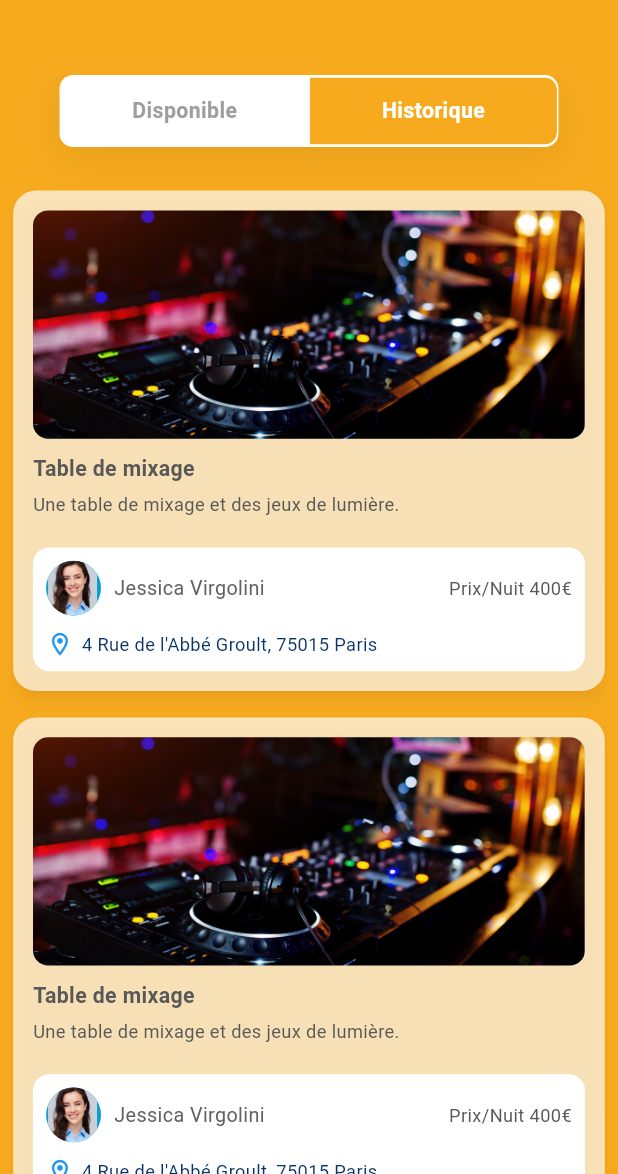
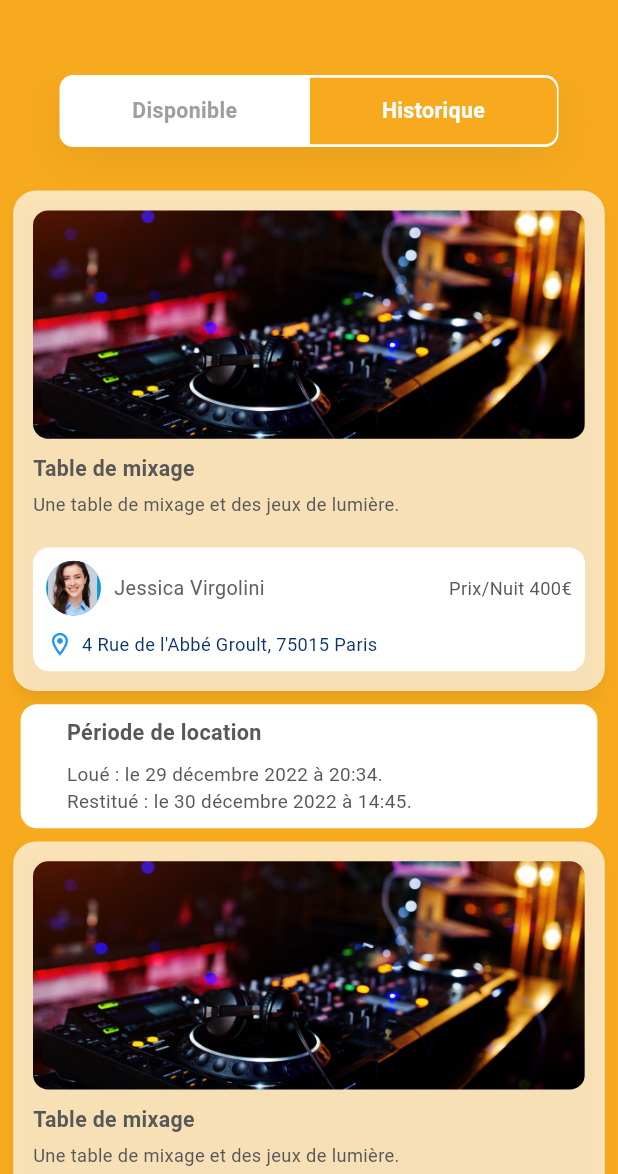
Before and after one commit to saadallahchaima/Projet_Freelance, a Flutter app: the screen it shows after launch, after a tap on "Historique", on a phone screen of 412 x 824 dp, the part 62-1236 px from its top. Run offline on Flutter 3.47's test engine with Material 3 defaults, Android fonts, the phone set to English and light mode, and no system bars; our stand-ins replace country_picker, dots_indicator, flutter_screenutil, flutter_slidable, flutter_svg, google_fonts.

Commit message:
commit Demande LocationComplete et Corrigée

```diff
--- a/lib/components/CardItemHistorique.dart
+++ b/lib/components/CardItemHistorique.dart
@@ -26,7 +26,9 @@ class RentalItemCardHistorique extends StatelessWidget {
 
   @override
   Widget build(BuildContext context) {
-    return Card(
+    return Column(
+      children: [
+        Card(
           margin: EdgeInsets.all(8.w),
           shape: RoundedRectangleBorder(
             borderRadius: BorderRadius.circular(15.r),
@@ -82,12 +84,14 @@ class RentalItemCardHistorique extends StatelessWidget {
                           children: [
                             CircleAvatar(
                               radius: 18.r,
-                          backgroundImage: AssetImage("assets/images/img_6.png"),
+                              backgroundImage: AssetImage(
+                                  "assets/images/img_6.png"),
                             ),
                             SizedBox(width: 8.w),
                             Expanded(
                               child: Row(
-                            mainAxisAlignment: MainAxisAlignment.spaceBetween,
+                                mainAxisAlignment: MainAxisAlignment
+                                    .spaceBetween,
                                 children: [
                                   Text(
                                     ownerName,
@@ -113,7 +117,8 @@ class RentalItemCardHistorique extends StatelessWidget {
                         // Location Section
                         Row(
                           children: [
-                        Icon(Icons.location_on_outlined, color: Colors.blue, size: 18.sp),
+                            Icon(Icons.location_on_outlined, color: Colors.blue,
+                                size: 18.sp),
                             SizedBox(width: 5.w),
                             Expanded(
                               child: Text(
@@ -135,6 +140,57 @@ class RentalItemCardHistorique extends StatelessWidget {
               ],
             ),
           ),
+        ),
+        // Call sousCard after the main card
+        sousCard(),
+      ],
+    );
+  }
+
+  Widget sousCard() {
+    return Container(
+      padding: EdgeInsets.symmetric(horizontal: 20.w),
+      // Ajout du padding des côtés
+      width: 350.w,
+      decoration: BoxDecoration(
+        color: Colors.white,
+        borderRadius: BorderRadius.circular(10.65.r),
+      ),
+      child: Padding(
+        padding: EdgeInsets.all(8.w),
+        child: Column(
+          crossAxisAlignment: CrossAxisAlignment.start,
+          children: [
+            Text(
+              "Période de location",
+              style: GoogleFonts.roboto(
+                fontSize: 14.19.sp,
+                fontWeight: FontWeight.w600,
+                color: Color(0xFF585858),
+              ),
+            ),
+            SizedBox(height: 8.h),
+            Text(
+              'Loué : le 29 décembre 2022 à 20:34.',
+              style: GoogleFonts.roboto(
+                fontSize: 12.42.sp,
+                fontWeight: FontWeight.w400,
+                color: Color(0xFF585858),
+
+              ),
+            ),
+            Text(
+              'Restitué : le 30 décembre 2022 à 14:45.',
+              style: GoogleFonts.roboto(
+                fontSize: 12.42.sp,
+                fontWeight: FontWeight.w400,
+                color: Color(0xFF585858),
+
+              ),
+            ),
+          ],
+        ),
+      ),
     );
   }
 }
--- a/lib/components/CustomSwitchLocation.dart
+++ b/lib/components/CustomSwitchLocation.dart
@@ -45,8 +45,7 @@ class _CustomSwitchLocationState extends State<CustomSwitchLocation> {
 
   @override
   Widget build(BuildContext context) {
-    return Expanded( // Wrap the entire Column in Expanded to provide height constraint
-      child: Column(
+    return Column(  // No Expanded here
       children: [
         Container(
           decoration: BoxDecoration(
@@ -110,9 +109,9 @@ class _CustomSwitchLocationState extends State<CustomSwitchLocation> {
           child: _buildContent(),
         ),
       ],
-      ),
     );
   }
+
 
   Widget _buildContent() {
     return isSelected[0]
--- a/lib/components/RentalItemCard.dart
+++ b/lib/components/RentalItemCard.dart
@@ -52,13 +52,13 @@ class RentalItemCardDisponible extends StatelessWidget {
             // Title and Owner Section
             Row(
               children: [
-                Expanded(
-                  child: Text(
+
+               Text(
                     title,
                     style: GoogleFonts.roboto(
                       fontSize: 14.96.sp,
                       fontWeight: FontWeight.w600,
-                    ),
+
                   ),
                 ),
                 SizedBox(width: 8.w),
@@ -105,8 +105,8 @@ class RentalItemCardDisponible extends StatelessWidget {
               children: [
                 Icon(Icons.location_on_outlined, color: Colors.blue, size: 18.sp),
                 SizedBox(width: 4.w),
-                Expanded(
-                  child: Text(
+
+                Text(
                     location,
                     style: GoogleFonts.roboto(
                       fontSize: 12.sp,
@@ -115,7 +115,7 @@ class RentalItemCardDisponible extends StatelessWidget {
                     maxLines: 1,
                     overflow: TextOverflow.ellipsis,
                   ),
-                ),
+
               ],
             ),
             SizedBox(height: 8.h),
--- a/lib/screens/MainPages/Demandes/DemandeLocation.dart
+++ b/lib/screens/MainPages/Demandes/DemandeLocation.dart
@@ -1,5 +1,4 @@
 import 'package:flutter/material.dart';
-import 'package:flutter_screenutil/flutter_screenutil.dart';
 
 import '../../../components/CustomSwitchLocation.dart';
 import '../../../components/appBar.dart';
@@ -7,7 +6,7 @@ import '../../../components/appBar.dart';
 class RentalRequestScreen extends StatelessWidget {
   @override
   Widget build(BuildContext context) {
-    return Scaffold(
+    return const Scaffold(
       backgroundColor: Color(0xFFF7AA1E), // Set the background color to yellow
 
       appBar: CustomAppBar(
```
Lines whose indentation alone changed are shown as unchanged.
